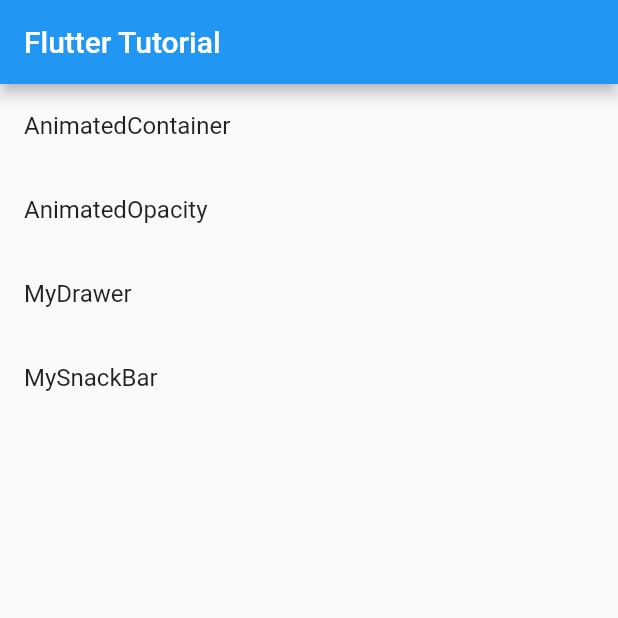
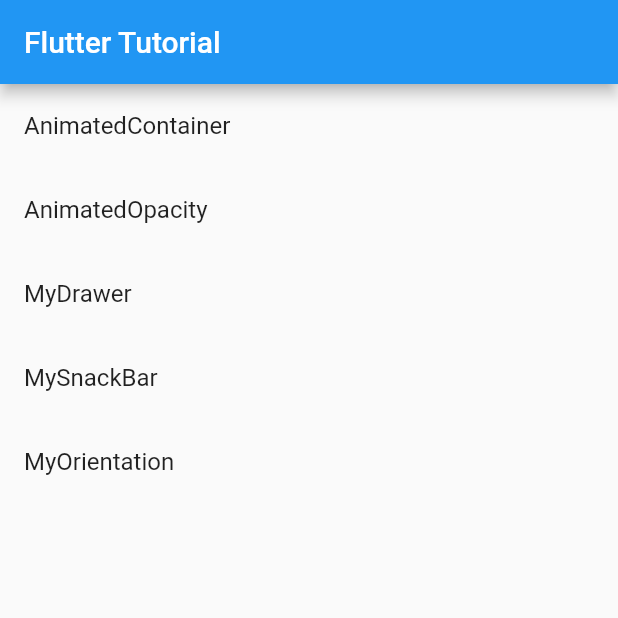
Before and after one commit to freelife1191/flutter_cookbook, a Flutter app: the screen it shows after launch, on a phone screen of 412 x 824 dp, the top half of it. Run offline on Flutter 3.47's test engine with Material 2 defaults, Android fonts, the phone set to English and light mode, and no system bars.

Commit message:
OrientationBuilder 예제 기본틀 작성

```diff
--- a/lib/main.dart
+++ b/lib/main.dart
@@ -2,6 +2,7 @@ import 'package:flutter/material.dart';
 import 'package:fluttercookbook/src/MyAnimatedContainer.dart';
 import 'package:fluttercookbook/src/MyAnimatedOpacity.dart';
 import 'package:fluttercookbook/src/MyDrawer.dart';
+import 'package:fluttercookbook/src/MyOrientation.dart';
 import 'package:fluttercookbook/src/MySnackBar.dart';
 
 void main() => runApp(MyApp());
@@ -59,6 +60,12 @@ class _HomeState extends State<Home> {
             Navigator.push(context, MaterialPageRoute(builder: (context) => MySnackBar()));
           },
         ),
+        ListTile(
+          title: Text('MyOrientation'),
+          onTap: () {
+            Navigator.push(context, MaterialPageRoute(builder: (context) => MyOrientation()));
+          },
+        ),
       ],
     );
   }
```
Also changed, not shown: lib/src/MyOrientation.dart (added, +21 -0 lines).
